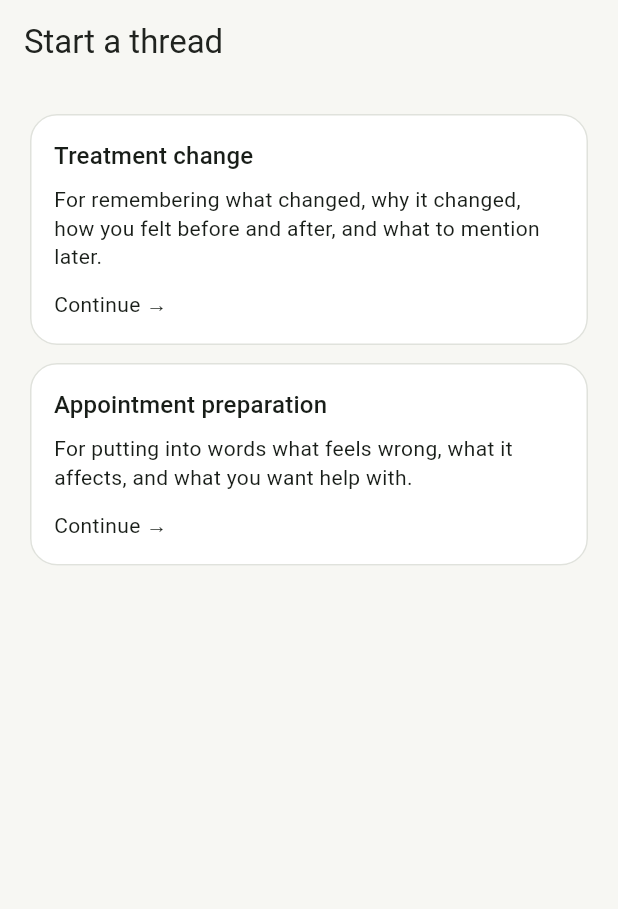
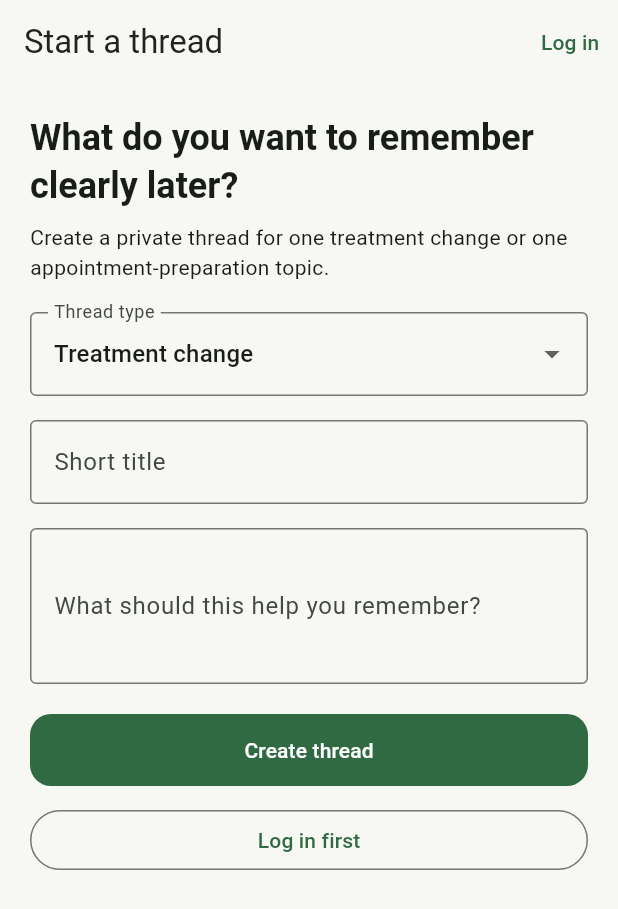
Before and after one commit to agramainio/tacite, a Flutter app: the NewThreadScreen screen opened by its route, on a phone screen of 412 x 824 dp. Shown: the top 909 px of the screen. Run offline on Flutter 3.47's test engine with Material 3 defaults, Android fonts, the phone set to English and light mode, and no system bars; our stand-ins replace dio, flutter_secure_storage, go_router; accounts and stored records are empty.

Commit message:
Create Flutter thread creation flow

```diff
--- a/mobile/interim_app/lib/app/interim_app.dart
+++ b/mobile/interim_app/lib/app/interim_app.dart
@@ -4,6 +4,7 @@ import 'package:go_router/go_router.dart';
 import '../features/auth/login_screen.dart';
 import '../features/home/home_screen.dart';
 import '../features/thread/new_thread_screen.dart';
+import '../features/thread/thread_detail_screen.dart';
 import '../features/thread/thread_placeholder_screen.dart';
 import '../shared/theme/interim_theme.dart';
 
@@ -22,6 +23,14 @@ class InterimApp extends StatelessWidget {
         path: '/threads/placeholder',
         builder: (context, state) => const ThreadPlaceholderScreen(),
       ),
+      GoRoute(
+        path: '/threads/:threadId',
+        builder: (context, state) {
+          final threadId = state.pathParameters['threadId']!;
+
+          return ThreadDetailScreen(threadId: threadId);
+        },
+      ),
     ],
   );
 
--- a/mobile/interim_app/lib/features/thread/new_thread_screen.dart
+++ b/mobile/interim_app/lib/features/thread/new_thread_screen.dart
@@ -1,73 +1,171 @@
+import 'package:dio/dio.dart';
 import 'package:flutter/material.dart';
 import 'package:go_router/go_router.dart';
 
-class NewThreadScreen extends StatelessWidget {
+import 'data/thread_repository.dart';
+
+class NewThreadScreen extends StatefulWidget {
   const NewThreadScreen({super.key});
 
   @override
+  State<NewThreadScreen> createState() => _NewThreadScreenState();
+}
+
+class _NewThreadScreenState extends State<NewThreadScreen> {
+  final _repository = ThreadRepository.defaultRepository();
+  final _titleController = TextEditingController();
+  final _goalController = TextEditingController();
+
+  String _kind = 'treatment_episode';
+  bool _isSaving = false;
+  String? _message;
+
+  @override
+  void dispose() {
+    _titleController.dispose();
+    _goalController.dispose();
+    super.dispose();
+  }
+
+  Future<void> _createThread() async {
+    final title = _titleController.text.trim();
+
+    if (title.isEmpty) {
+      setState(() {
+        _message = 'Add a short title first.';
+      });
+      return;
+    }
+
+    setState(() {
+      _isSaving = true;
+      _message = null;
+    });
+
+    try {
+      final thread = await _repository.createThread(
+        kind: _kind,
+        title: title,
+        userGoal: _goalController.text.trim(),
+      );
+
+      if (!mounted) {
+        return;
+      }
+
+      context.go('/threads/${thread.id}');
+    } on DioException catch (error) {
+      setState(() {
+        if (error.response?.statusCode == 401) {
+          _message = 'Log in first, then create the thread.';
+        } else {
+          _message = 'Could not create the thread: ${error.message}';
+        }
+      });
+    } finally {
+      if (mounted) {
+        setState(() {
+          _isSaving = false;
+        });
+      }
+    }
+  }
+
+  @override
   Widget build(BuildContext context) {
+    final textTheme = Theme.of(context).textTheme;
+
     return Scaffold(
-      appBar: AppBar(title: const Text('Start a thread')),
+      appBar: AppBar(
+        title: const Text('Start a thread'),
+        actions: [
+          TextButton(
+            onPressed: () => context.go('/login'),
+            child: const Text('Log in'),
+          ),
+        ],
+      ),
       body: SafeArea(
         child: ListView(
           padding: const EdgeInsets.all(20),
           children: [
-            _ThreadTypeCard(
-              title: 'Treatment change',
-              description:
-                  'For remembering what changed, why it changed, how you felt before and after, and what to mention later.',
-              onTap: () => context.go('/threads/placeholder'),
+            Text(
+              'What do you want to remember clearly later?',
+              style: textTheme.headlineSmall?.copyWith(
+                fontWeight: FontWeight.w700,
+              ),
+            ),
+            const SizedBox(height: 8),
+            const Text(
+              'Create a private thread for one treatment change or one appointment-preparation topic.',
+            ),
+            const SizedBox(height: 20),
+            DropdownButtonFormField<String>(
+              initialValue: _kind,
+              decoration: const InputDecoration(
+                labelText: 'Thread type',
+                border: OutlineInputBorder(),
+              ),
+              items: const [
+                DropdownMenuItem(
+                  value: 'treatment_episode',
+                  child: Text('Treatment change'),
+                ),
+                DropdownMenuItem(
+                  value: 'appointment_preparation',
+                  child: Text('Appointment preparation'),
+                ),
+              ],
+              onChanged: _isSaving
+                  ? null
+                  : (value) {
+                      if (value == null) {
+                        return;
+                      }
+
+                      setState(() {
+                        _kind = value;
+                      });
+                    },
+            ),
+            const SizedBox(height: 16),
+            TextField(
+              controller: _titleController,
+              textInputAction: TextInputAction.next,
+              decoration: const InputDecoration(
+                labelText: 'Short title',
+                hintText: 'Example: before psychiatrist appointment',
+                border: OutlineInputBorder(),
+              ),
+            ),
+            const SizedBox(height: 16),
+            TextField(
+              controller: _goalController,
+              minLines: 3,
+              maxLines: 5,
+              decoration: const InputDecoration(
+                labelText: 'What should this help you remember?',
+                hintText: 'Optional. Use fake test data while developing.',
+                border: OutlineInputBorder(),
+              ),
+            ),
+            const SizedBox(height: 20),
+            FilledButton(
+              onPressed: _isSaving ? null : _createThread,
+              child: Text(_isSaving ? 'Creating…' : 'Create thread'),
             ),
             const SizedBox(height: 12),
-            _ThreadTypeCard(
-              title: 'Appointment preparation',
-              description:
-                  'For putting into words what feels wrong, what it affects, and what you want help with.',
-              onTap: () => context.go('/threads/placeholder'),
+            OutlinedButton(
+              onPressed: _isSaving ? null : () => context.go('/login'),
+              child: const Text('Log in first'),
             ),
+            if (_message != null) ...[
+              const SizedBox(height: 16),
+              Text(_message!),
+            ],
           ],
         ),
       ),
     );
   }
 }
-
-class _ThreadTypeCard extends StatelessWidget {
-  const _ThreadTypeCard({
-    required this.title,
-    required this.description,
-    required this.onTap,
-  });
-
-  final String title;
-  final String description;
-  final VoidCallback onTap;
-
-  @override
-  Widget build(BuildContext context) {
-    final textTheme = Theme.of(context).textTheme;
-
-    return Card(
-      child: InkWell(
-        borderRadius: BorderRadius.circular(18),
-        onTap: onTap,
-        child: Padding(
-          padding: const EdgeInsets.all(16),
-          child: Column(
-            crossAxisAlignment: CrossAxisAlignment.start,
-            children: [
-              Text(title, style: textTheme.titleMedium),
-              const SizedBox(height: 8),
-              Text(
-                description,
-                style: textTheme.bodyMedium?.copyWith(height: 1.35),
-              ),
-              const SizedBox(height: 12),
-              const Text('Continue →'),
-            ],
-          ),
-        ),
-      ),
-    );
-  }
-}
```
Also changed, not shown: mobile/interim_app/lib/features/thread/thread_detail_screen.dart (added, +43 -0 lines), 1 other file.
